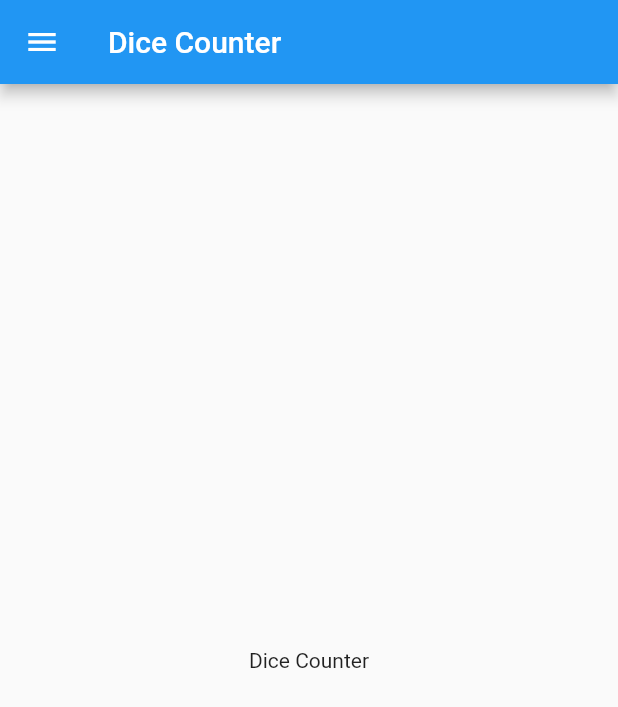
After one commit to Mugilan-Codes/flutter-mobx-practice, a Flutter app: the DiceCounterScreen screen opened directly, on a phone screen of 412 x 824 dp. The commit adds this screen. Shown: the top 707 px of the screen. Run offline on Flutter 3.47's test engine with Material 2 defaults, Android fonts, the phone set to English and light mode, and no system bars; our stand-ins replace flutter_mobx, mobx; generated files the repository leaves out were written again.

Commit message:
dice counter screen

```diff
--- /dev/null
+++ b/lib/screens/dice_counter/dice_counter_screen.dart
@@ -0,0 +1,21 @@
+import 'package:flutter/material.dart';
+import 'package:mobx_practice/widgets/navigation_drawer_widget.dart';
+
+class DiceCounterScreen extends StatelessWidget {
+  const DiceCounterScreen({Key? key}) : super(key: key);
+
+  final String title = "Dice Counter";
+
+  @override
+  Widget build(BuildContext context) {
+    return Scaffold(
+      appBar: AppBar(
+        title: Text(title),
+      ),
+      drawer: const NavigationDrawerWidget(),
+      body: Center(
+        child: Text('Dice Counter'),
+      ),
+    );
+  }
+}
```
Also changed, not shown: lib/widgets/navigation_drawer_widget.dart (+12 -3 lines), lib/screens/counter/counter_screen.dart (line endings or trailing spaces).
